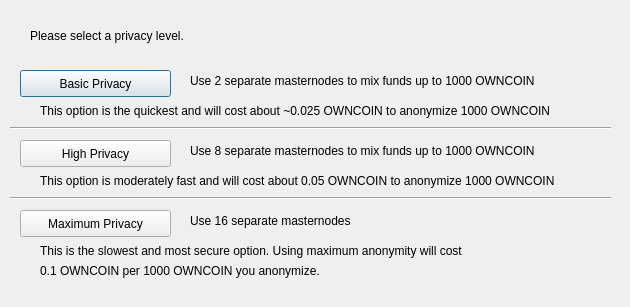
This is src/qt/forms/darksendconfig.ui in testubuntu8/owncoin as Qt 5 draws it before an edit. The edited form follows.
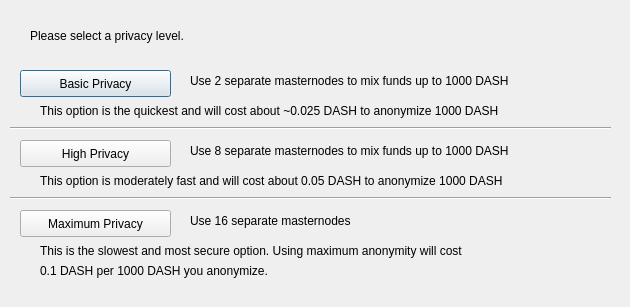
This is the edited form.

Patch:
```diff
--- a/src/qt/forms/darksendconfig.ui
+++ b/src/qt/forms/darksendconfig.ui
@@ -75,7 +75,7 @@
     </rect>
    </property>
    <property name="text">
-    <string>Use 2 separate masternodes to mix funds up to 1000 OWNCOIN</string>
+    <string>Use 2 separate masternodes to mix funds up to 1000 DASH</string>
    </property>
   </widget>
   <widget class="QLabel" name="label_3">
@@ -88,7 +88,7 @@
     </rect>
    </property>
    <property name="text">
-    <string>Use 8 separate masternodes to mix funds up to 1000 OWNCOIN</string>
+    <string>Use 8 separate masternodes to mix funds up to 1000 DASH</string>
    </property>
   </widget>
   <widget class="QLabel" name="label_4">
@@ -114,7 +114,7 @@
     </rect>
    </property>
    <property name="text">
-    <string>This option is the quickest and will cost about ~0.025 OWNCOIN to anonymize 1000 OWNCOIN</string>
+    <string>This option is the quickest and will cost about ~0.025 DASH to anonymize 1000 DASH</string>
    </property>
   </widget>
   <widget class="QLabel" name="label_7">
@@ -127,7 +127,7 @@
     </rect>
    </property>
    <property name="text">
-    <string>This option is moderately fast and will cost about 0.05 OWNCOIN to anonymize 1000 OWNCOIN</string>
+    <string>This option is moderately fast and will cost about 0.05 DASH to anonymize 1000 DASH</string>
    </property>
   </widget>
   <widget class="QLabel" name="label_8">
@@ -153,7 +153,7 @@
     </rect>
    </property>
    <property name="text">
-    <string>0.1 OWNCOIN per 1000 OWNCOIN you anonymize.</string>
+    <string>0.1 DASH per 1000 DASH you anonymize.</string>
    </property>
   </widget>
   <widget class="Line" name="line">
```
